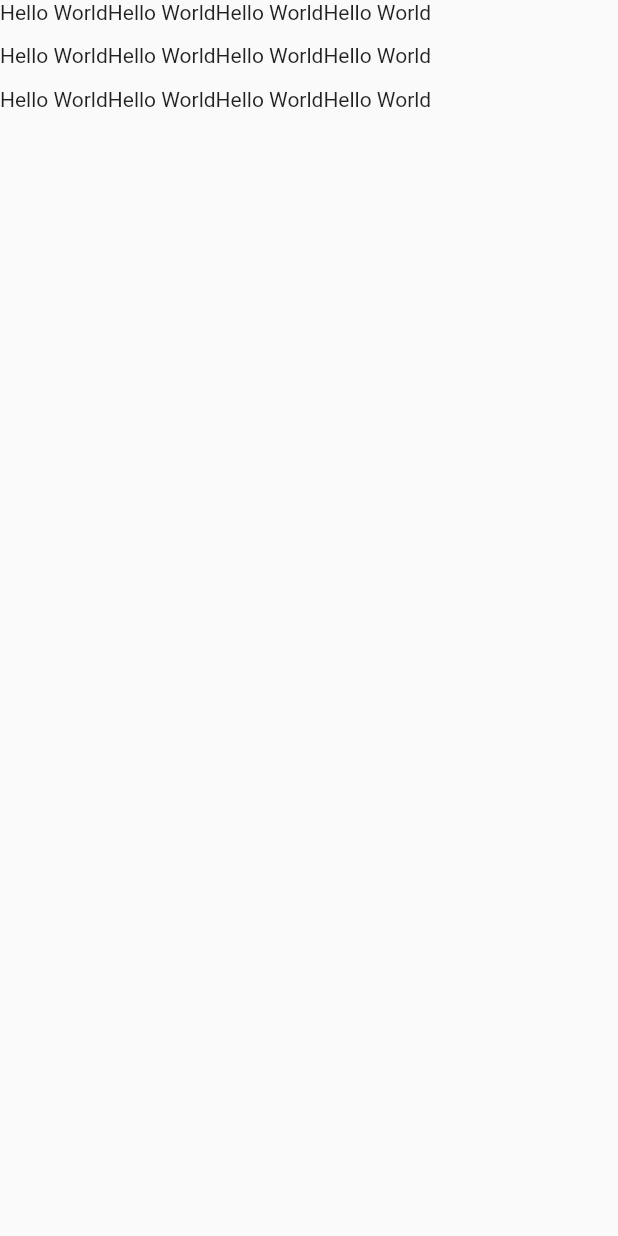
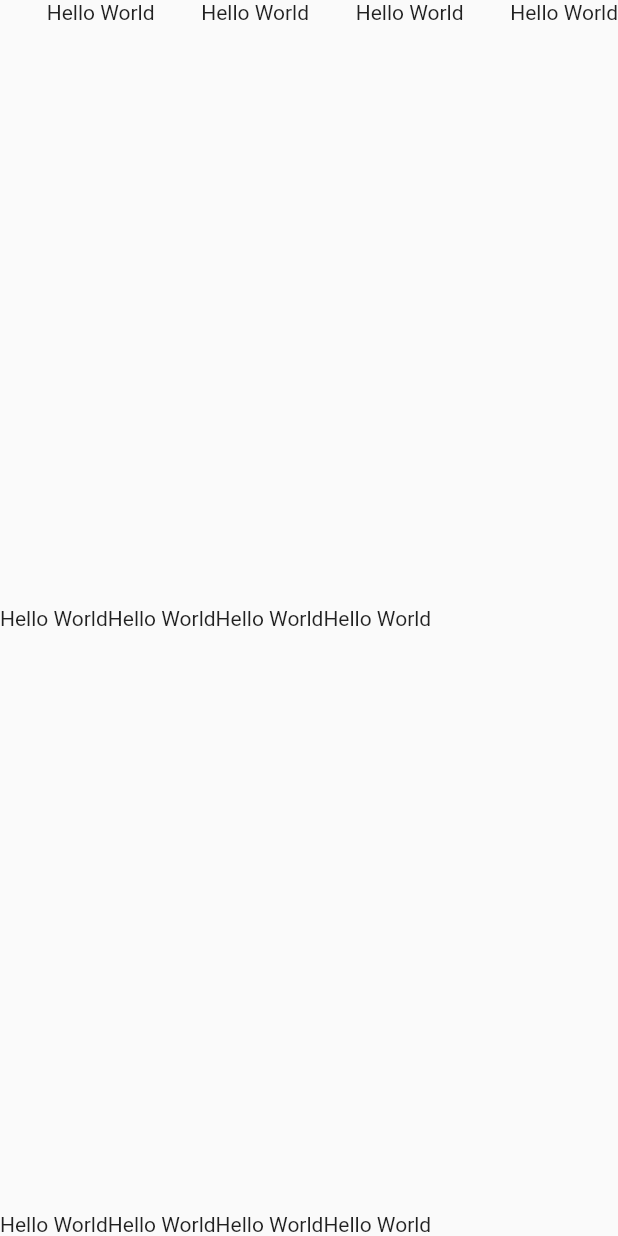
Before and after one commit to exceldeo/FlutterTutorialCrocodic, a Flutter app: the RowColumnScreen screen opened directly, on a phone screen of 412 x 824 dp. Run offline on Flutter 3.47's test engine with Material 2 defaults, Android fonts, the phone set to English and light mode, and no system bars.

Commit message:
add spacer

```diff
--- a/my_app/lib/RowColumnScreen.dart
+++ b/my_app/lib/RowColumnScreen.dart
@@ -14,12 +14,26 @@ class _RowColumnScreenState extends State<RowColumnScreen> {
       body: SafeArea(
         child: Column(
           // mainAxisAlignment: MainAxisAlignment.start,
+          mainAxisAlignment: MainAxisAlignment.spaceBetween,
+          // mainAxisAlignment: MainAxisAlignment.start,
           crossAxisAlignment: CrossAxisAlignment.start,
           children: [
             Row(children: [
+              Spacer(
+                flex: 1,
+              ),
               Text("Hello World"),
+              Spacer(
+                flex: 1,
+              ),
               Text("Hello World"),
+              Spacer(
+                flex: 1,
+              ),
               Text("Hello World"),
+              Spacer(
+                flex: 1,
+              ),
               Text("Hello World"),
             ]),
             SizedBox(
```
